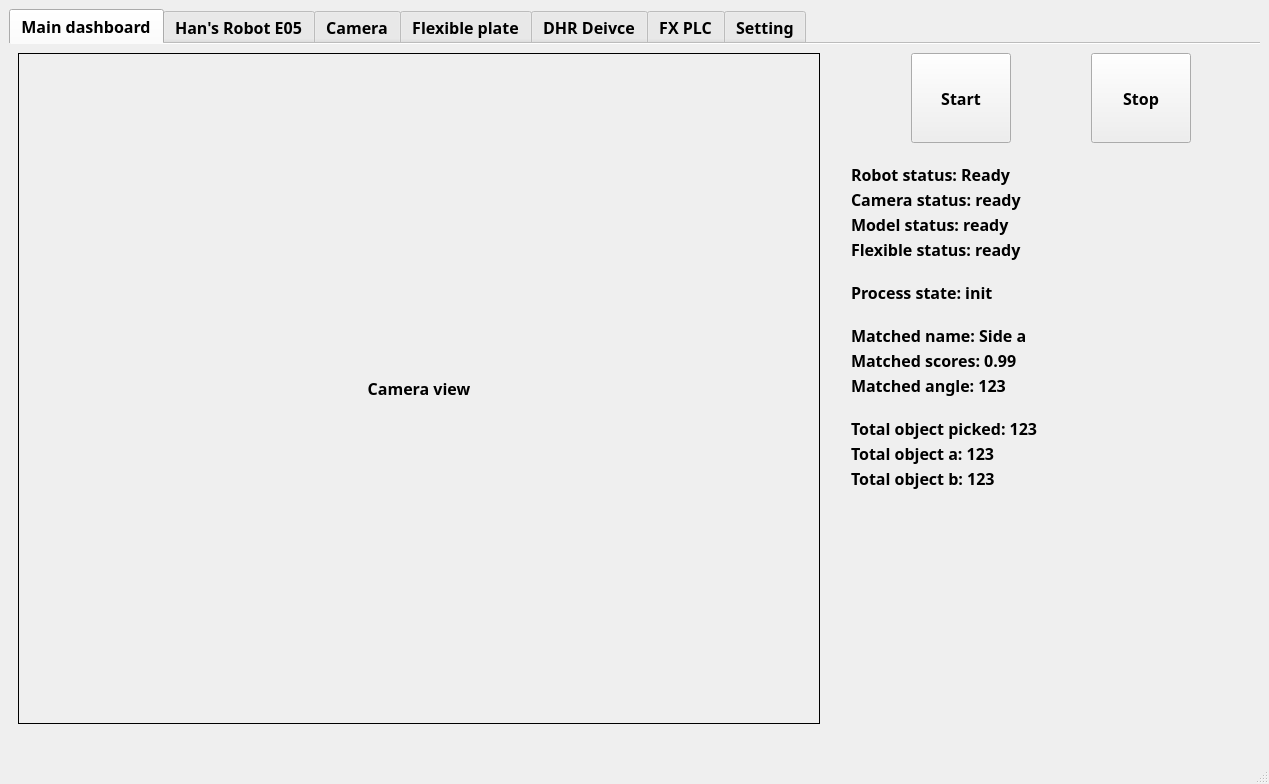
vie-dgb/E05-Pick-and-Place, file E05-PnP/mainwindow.ui: the form before one commit.
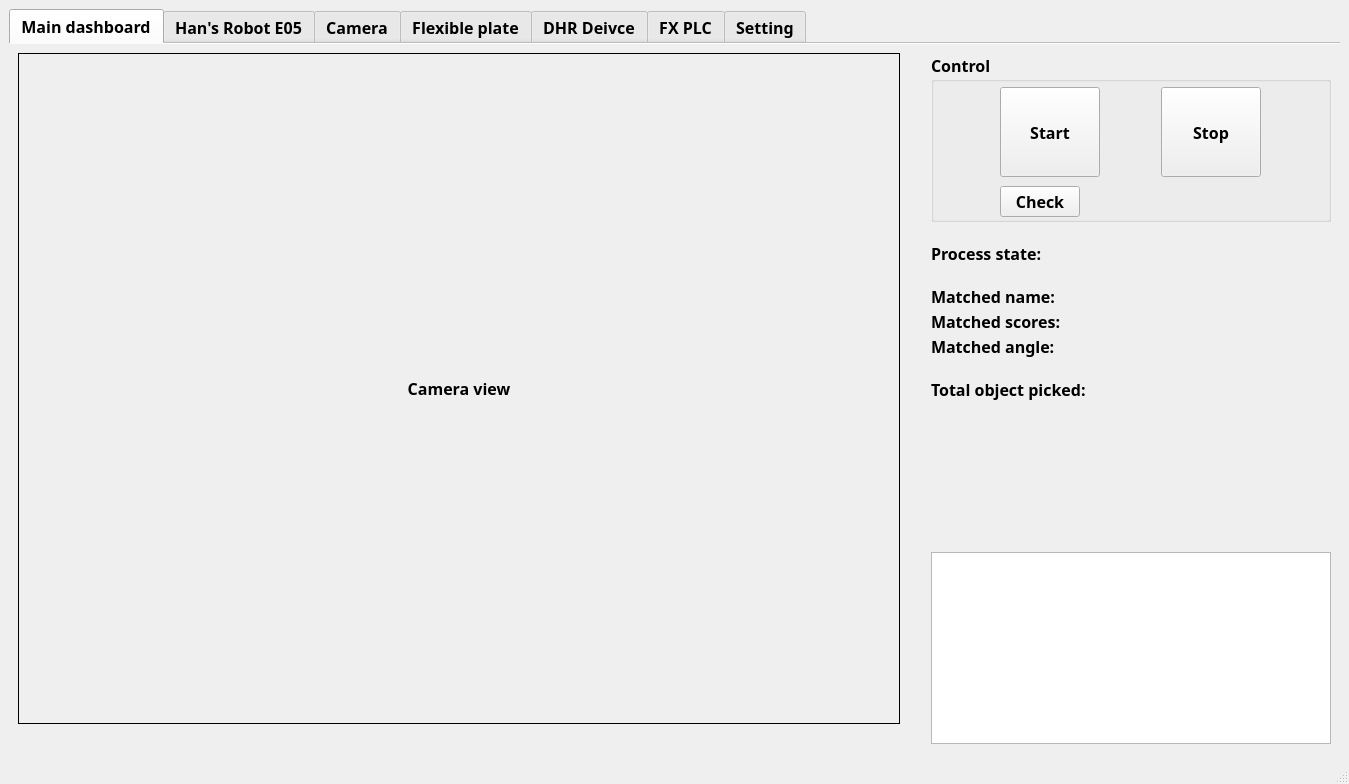
The form after the commit. The open tabs and pages were chosen to show the change. Icons and pictures are not drawn. Custom widgets are drawn as their Qt base class.

```diff
--- a/E05-PnP/mainwindow.ui
+++ b/E05-PnP/mainwindow.ui
@@ -6,7 +6,7 @@
    <rect>
     <x>0</x>
     <y>0</y>
-    <width>1269</width>
+    <width>1349</width>
     <height>784</height>
    </rect>
   </property>
@@ -14,7 +14,7 @@
    <string>Han's E05 pick and place control application</string>
   </property>
   <widget class="QWidget" name="centralwidget">
-   <layout class="QVBoxLayout" name="verticalLayout_3">
+   <layout class="QHBoxLayout" name="horizontalLayout_21">
     <item>
      <widget class="QTabWidget" name="tabWidget_Main">
       <property name="enabled">
@@ -151,8 +151,61 @@
            <number>20</number>
           </property>
           <item>
-           <layout class="QHBoxLayout" name="horizontalLayout_17">
+           <widget class="QGroupBox" name="groupBox_control">
+            <property name="font">
+             <font>
+              <family>Segoe UI Variable Text Semibold</family>
+              <pointsize>12</pointsize>
+              <bold>true</bold>
+             </font>
+            </property>
+            <property name="title">
+             <string>Control</string>
+            </property>
+            <layout class="QVBoxLayout" name="verticalLayout_3">
+             <property name="spacing">
+              <number>6</number>
+             </property>
+             <property name="leftMargin">
+              <number>5</number>
+             </property>
+             <property name="topMargin">
+              <number>5</number>
+             </property>
+             <property name="rightMargin">
+              <number>5</number>
+             </property>
+             <property name="bottomMargin">
+              <number>2</number>
+             </property>
             <item>
+              <layout class="QGridLayout" name="gridLayout">
+               <property name="horizontalSpacing">
+                <number>0</number>
+               </property>
+               <property name="verticalSpacing">
+                <number>9</number>
+               </property>
+               <item row="0" column="1">
+                <widget class="QPushButton" name="btn_dashboard_stop">
+                 <property name="minimumSize">
+                  <size>
+                   <width>100</width>
+                   <height>90</height>
+                  </size>
+                 </property>
+                 <property name="maximumSize">
+                  <size>
+                   <width>100</width>
+                   <height>100</height>
+                  </size>
+                 </property>
+                 <property name="text">
+                  <string>Stop</string>
+                 </property>
+                </widget>
+               </item>
+               <item row="0" column="0">
              <widget class="QPushButton" name="btn_dashboard_start">
               <property name="sizePolicy">
                <sizepolicy hsizetype="Minimum" vsizetype="Fixed">
@@ -177,85 +230,23 @@
               </property>
              </widget>
             </item>
-            <item>
-             <widget class="QPushButton" name="btn_dashboard_stop">
-              <property name="minimumSize">
-               <size>
-                <width>100</width>
-                <height>90</height>
-               </size>
-              </property>
+               <item row="1" column="0">
+                <widget class="QPushButton" name="btn_dashboard_check">
               <property name="maximumSize">
                <size>
-                <width>100</width>
-                <height>100</height>
+                   <width>80</width>
+                   <height>16777215</height>
                </size>
               </property>
               <property name="text">
-               <string>Stop</string>
+                  <string>Check</string>
               </property>
              </widget>
             </item>
            </layout>
           </item>
-          <item>
-           <layout class="QVBoxLayout" name="verticalLayout_15">
-            <property name="spacing">
-             <number>2</number>
-            </property>
-            <item>
-             <widget class="QLabel" name="label">
-              <property name="maximumSize">
-               <size>
-                <width>400</width>
-                <height>16777215</height>
-               </size>
-              </property>
-              <property name="text">
-               <string>Robot status: Ready</string>
-              </property>
-             </widget>
-            </item>
-            <item>
-             <widget class="QLabel" name="label_2">
-              <property name="maximumSize">
-               <size>
-                <width>400</width>
-                <height>16777215</height>
-               </size>
-              </property>
-              <property name="text">
-               <string>Camera status: ready</string>
-              </property>
-             </widget>
-            </item>
-            <item>
-             <widget class="QLabel" name="label_3">
-              <property name="maximumSize">
-               <size>
-                <width>400</width>
-                <height>16777215</height>
-               </size>
-              </property>
-              <property name="text">
-               <string>Model status: ready</string>
-              </property>
-             </widget>
-            </item>
-            <item>
-             <widget class="QLabel" name="label_4">
-              <property name="maximumSize">
-               <size>
-                <width>400</width>
-                <height>16777215</height>
-               </size>
-              </property>
-              <property name="text">
-               <string>Flexible status: ready</string>
-              </property>
-             </widget>
-            </item>
-           </layout>
+            </layout>
+           </widget>
           </item>
           <item>
            <layout class="QVBoxLayout" name="verticalLayout_19">
@@ -271,7 +262,7 @@
                </size>
               </property>
               <property name="text">
-               <string>Process state: init</string>
+               <string>Process state:</string>
               </property>
              </widget>
             </item>
@@ -297,7 +288,7 @@
                </size>
               </property>
               <property name="text">
-               <string>Matched name: Side a</string>
+               <string>Matched name:</string>
               </property>
              </widget>
             </item>
@@ -310,7 +301,7 @@
                </size>
               </property>
               <property name="text">
-               <string>Matched scores: 0.99</string>
+               <string>Matched scores:</string>
               </property>
              </widget>
             </item>
@@ -323,7 +314,7 @@
                </size>
               </property>
               <property name="text">
-               <string>Matched angle: 123</string>
+               <string>Matched angle:</string>
               </property>
              </widget>
             </item>
@@ -343,33 +334,7 @@
                </size>
               </property>
               <property name="text">
-               <string>Total object picked: 123</string>
-              </property>
-             </widget>
-            </item>
-            <item>
-             <widget class="QLabel" name="label_9">
-              <property name="maximumSize">
-               <size>
-                <width>400</width>
-                <height>16777215</height>
-               </size>
-              </property>
-              <property name="text">
-               <string>Total object a: 123</string>
-              </property>
-             </widget>
-            </item>
-            <item>
-             <widget class="QLabel" name="label_10">
-              <property name="maximumSize">
-               <size>
-                <width>400</width>
-                <height>16777215</height>
-               </size>
-              </property>
-              <property name="text">
-               <string>Total object b: 123</string>
+               <string>Total object picked:</string>
               </property>
              </widget>
             </item>
@@ -388,6 +353,26 @@
             </property>
            </spacer>
           </item>
+          <item>
+           <widget class="QTextEdit" name="textEdit_pnp_msg">
+            <property name="sizePolicy">
+             <sizepolicy hsizetype="Preferred" vsizetype="MinimumExpanding">
+              <horstretch>0</horstretch>
+              <verstretch>0</verstretch>
+             </sizepolicy>
+            </property>
+            <property name="font">
+             <font>
+              <family>Segoe UI Variable Text Semibold</family>
+              <pointsize>12</pointsize>
+              <bold>true</bold>
+             </font>
+            </property>
+            <property name="readOnly">
+             <bool>true</bool>
+            </property>
+           </widget>
+          </item>
          </layout>
         </item>
        </layout>
@@ -1294,82 +1279,6 @@
                </property>
               </spacer>
              </item>
-             <item>
-              <layout class="QGridLayout" name="gridLayout">
-               <item row="0" column="0">
-                <widget class="QPushButton" name="btn_robot_gripperToggle">
-                 <property name="minimumSize">
-                  <size>
-                   <width>80</width>
-                   <height>40</height>
-                  </size>
-                 </property>
-                 <property name="maximumSize">
-                  <size>
-                   <width>1024</width>
-                   <height>40</height>
-                  </size>
-                 </property>
-                 <property name="font">
-                  <font>
-                   <family>Segoe UI Variable Text Semibold</family>
-                   <pointsize>11</pointsize>
-                   <bold>true</bold>
-                  </font>
-                 </property>
-                 <property name="text">
-                  <string>Open Gripper</string>
-                 </property>
-                </widget>
-               </item>
-               <item row="0" column="1">
-                <widget class="QLabel" name="label_robot_gripper_state">
-                 <property name="sizePolicy">
-                  <sizepolicy hsizetype="MinimumExpanding" vsizetype="Preferred">
-                   <horstretch>0</horstretch>
-                   <verstretch>0</verstretch>
-                  </sizepolicy>
-                 </property>
-                 <property name="minimumSize">
-                  <size>
-                   <width>200</width>
-                   <height>24</height>
-                  </size>
-                 </property>
-                 <property name="maximumSize">
-                  <size>
-                   <width>1024</width>
-                   <height>24</height>
-                  </size>
-                 </property>
-                 <property name="font">
-                  <font>
-                   <family>Segoe UI Variable Text Semibold</family>
-                   <pointsize>12</pointsize>
-                   <italic>false</italic>
-                   <bold>true</bold>
-                  </font>
-                 </property>
-                 <property name="text">
-                  <string>Gripper state: </string>
-                 </property>
-                </widget>
-               </item>
-               <item row="1" column="0">
-                <spacer name="verticalSpacer_8">
-                 <property name="orientation">
-                  <enum>Qt::Vertical</enum>
-                 </property>
-                 <property name="sizeHint" stdset="0">
-                  <size>
-                   <width>20</width>
-                   <height>40</height>
-                  </size>
-                 </property>
-                </spacer>
-               </item>
-              </layout>
-             </item>
             </layout>
            </item>
            <item>
```
Left out of the diff: 8 changed lines with no effect on the pictures. Lines whose indentation alone changed are shown as unchanged.
